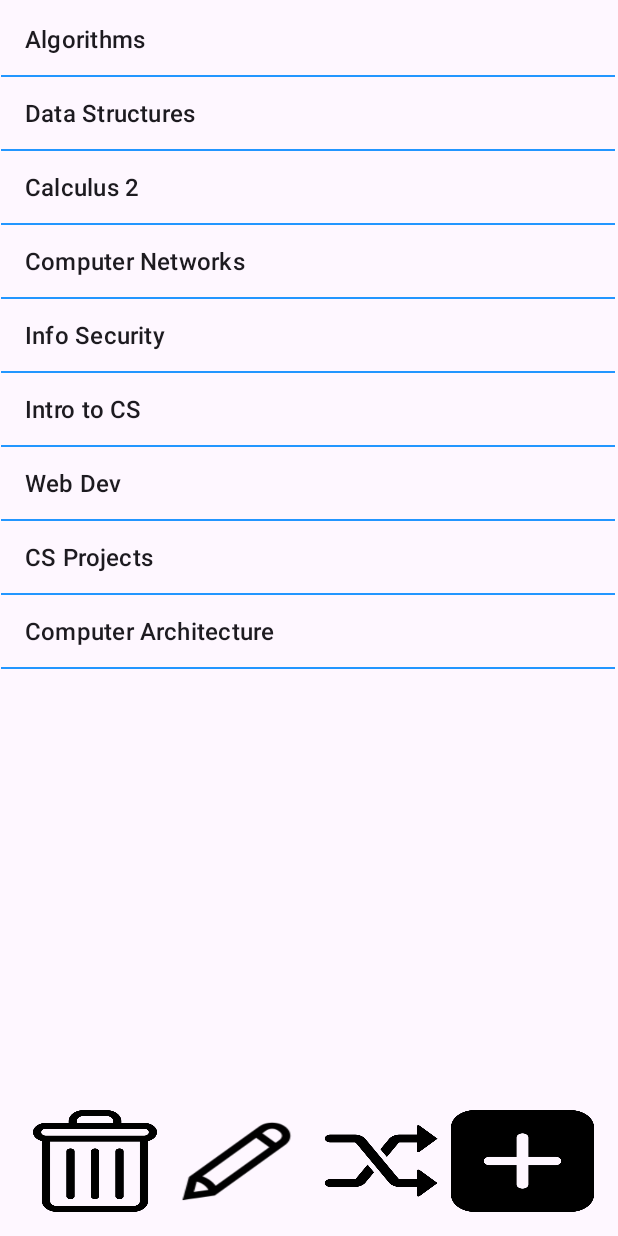
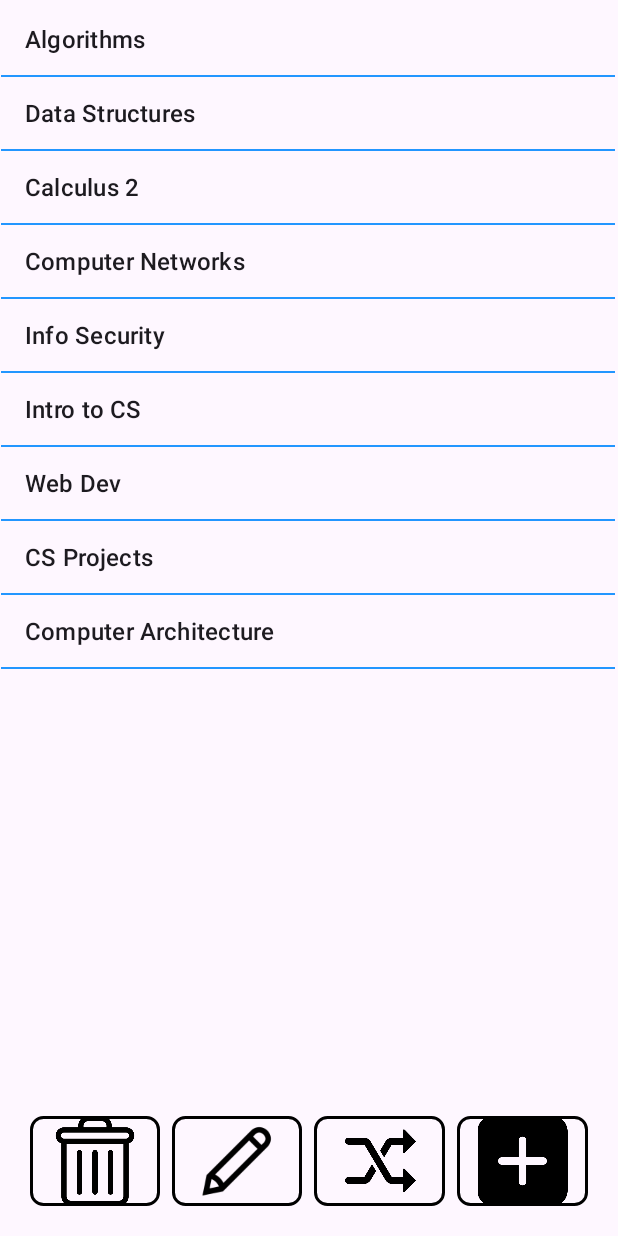
Before and after one commit to ramonm316/4350-Project, an Android app: the screen it shows after launch (MainActivity), on a phone screen of 412 x 824 dp. Run offline under Robolectric (Android 15) with nearby library versions, the phone set to English and light mode, and no system bars.

Commit message:
Added Border on buttons

```diff
--- a/ListRandom/app/src/main/res/layout/activity_main.xml
+++ b/ListRandom/app/src/main/res/layout/activity_main.xml
@@ -26,10 +26,11 @@
             android:layout_width="0dp"
             android:layout_height="wrap_content"
             android:layout_weight="1"
-            android:scaleType="fitXY"
+            android:layout_margin="4dp"
+            android:scaleType="fitCenter"
             android:src="@drawable/ic_minus"
             android:contentDescription="@string/delete"
-            android:background="?attr/selectableItemBackgroundBorderless" />
+            android:background="@drawable/button_background" />
 
         <!-- Edit button -->
         <ImageButton
@@ -37,9 +38,10 @@
             android:layout_width="0dp"
             android:layout_height="wrap_content"
             android:layout_weight="1"
-            android:background="?attr/selectableItemBackgroundBorderless"
+            android:background="@drawable/button_background"
             android:contentDescription="@string/edit"
-            android:scaleType="fitXY"
+            android:layout_margin="4dp"
+            android:scaleType="fitCenter"
             android:src="@drawable/ic_pencil" />
 
         <!-- Randomize button -->
@@ -48,10 +50,11 @@
             android:layout_width="0dp"
             android:layout_height="wrap_content"
             android:layout_weight="1"
-            android:scaleType="fitXY"
+            android:layout_margin="4dp"
+            android:scaleType="fitCenter"
             android:src="@drawable/ic_randomize"
             android:contentDescription="@string/randomize"
-            android:background="?attr/selectableItemBackgroundBorderless" />
+            android:background="@drawable/button_background" />
 
         <!-- Add button -->
         <ImageButton
@@ -59,10 +62,11 @@
             android:layout_width="0dp"
             android:layout_height="wrap_content"
             android:layout_weight="1"
-            android:scaleType="fitXY"
+            android:layout_margin="4dp"
+            android:scaleType="fitCenter"
             android:src="@drawable/ic_plus"
             android:contentDescription="@string/add"
-            android:background="?attr/selectableItemBackgroundBorderless" />
+            android:background="@drawable/button_background" />
 
     </LinearLayout>
     <!-- List -->
```
